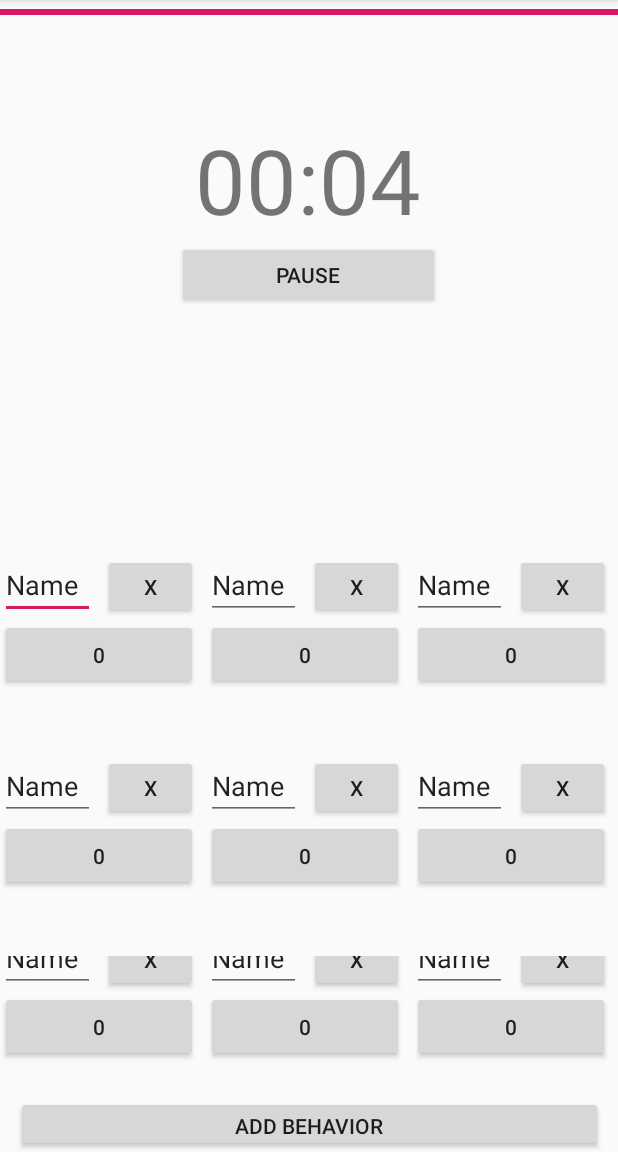
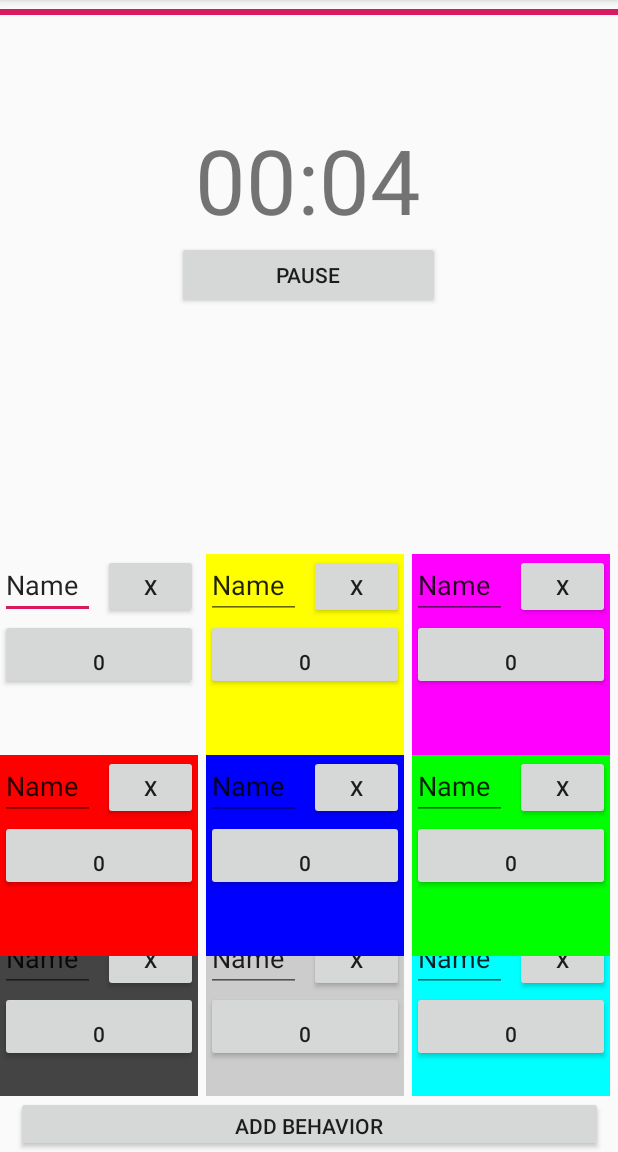
Before and after one commit to SparkDevTeams/disabilityTechRep, an Android app: the screen it shows after launch (MainActivity), after a tap on "ADD BEHAVIOR", on a phone screen of 412 x 824 dp, the part 84-1236 px from its top. Run offline under Robolectric (Android 15) with nearby library versions, the phone set to English and light mode, and no system bars; 2 other taps on this screen came first.

```diff
--- a/app/src/main/java/com/example/myapplication/MainActivity.java
+++ b/app/src/main/java/com/example/myapplication/MainActivity.java
@@ -2,8 +2,10 @@ package com.example.myapplication;
 
 import androidx.appcompat.app.AppCompatActivity;
 
+import android.app.Fragment;
 import android.app.FragmentManager;
 import android.app.FragmentTransaction;
+import android.graphics.Color;
 import android.os.Bundle;
 import android.os.CountDownTimer;
 import android.view.View;
@@ -20,6 +22,7 @@ public class MainActivity extends AppCompatActivity {
 
     int colCounter = 0;
     int rowCounter = 0;
+    int fragIdTracker = 1;
 
     @Override
     protected void onCreate(Bundle savedInstanceState) {
@@ -30,9 +33,55 @@ public class MainActivity extends AppCompatActivity {
 
 
         Button addFragButton = findViewById(R.id.addFragmentButton);
+        View frag1 = findViewById(R.id.behavior1);
+
+        View frag2 = findViewById(R.id.behavior2);
+        frag2.setBackgroundColor(Color.YELLOW);
+        //frag2.setVisibility(View.INVISIBLE);
+
+        View frag3 = findViewById(R.id.behavior3);
+        frag3.setBackgroundColor(Color.MAGENTA);
+        //frag3.setVisibility(View.INVISIBLE);
+
+        View frag4 = findViewById(R.id.behavior4);
+        frag4.setBackgroundColor(Color.RED);
+        //frag4.setVisibility(View.INVISIBLE);
+
+        View frag5 = findViewById(R.id.behavior5);
+        frag5.setBackgroundColor(Color.BLUE);
+        //frag5.setVisibility(View.INVISIBLE);
+
+        View frag6 = findViewById(R.id.behavior6);
+        frag6.setBackgroundColor(Color.GREEN);
+        //frag6.setVisibility(View.INVISIBLE);
+
+        View frag7 = findViewById(R.id.behavior7);
+        frag7.setBackgroundColor(Color.DKGRAY);
+        //frag7.setVisibility(View.INVISIBLE);
+
+        View frag8 = findViewById(R.id.behavior8);
+        frag8.setBackgroundColor(Color.LTGRAY);
+        //frag8.setVisibility(View.INVISIBLE);
+
+        View frag9 = findViewById(R.id.behavior9);
+        frag9.setBackgroundColor(Color.CYAN);
+        //frag9.setVisibility(View.INVISIBLE);
+
+        final int[] fragIds = {R.id.behavior1,R.id.behavior2,R.id.behavior3,
+                         R.id.behavior4,R.id.behavior5,R.id.behavior6,
+                         R.id.behavior7,R.id.behavior8,R.id.behavior9};
+
         addFragButton.setOnClickListener(new View.OnClickListener() {
             public void onClick(View v) {
-                FragmentManager fragmentManager= getFragmentManager();
+                if(fragIdTracker > 8){
+                    Toast.makeText(MainActivity.this, "Max behaviors reached!", Toast.LENGTH_SHORT).show();
+                } else {
+                    findViewById(fragIds[fragIdTracker]).setVisibility(View.VISIBLE);
+                    fragIdTracker++;
+                }
+
+
+                /*FragmentManager fragmentManager= getFragmentManager();
                 FragmentTransaction fragmentTransaction = fragmentManager.beginTransaction();
                 TableRow row = new TableRow(getApplicationContext());
                 row.setId(rowCounter);
@@ -45,9 +94,10 @@ public class MainActivity extends AppCompatActivity {
                     colCounter = 0;
                 } else {
                     colCounter++;
-                }
+                }*/
             }
         });
+
         //End Fragment stuff
     }
 
--- a/app/src/main/res/layout/activity_main.xml
+++ b/app/src/main/res/layout/activity_main.xml
@@ -75,7 +75,7 @@
                 android:layout_weight="1"
                 android:layout_marginRight="5dp"
                 app:layout_constraintEnd_toEndOf="parent"
-                app:layout_constraintStart_toStartOf="parent" />
+                app:layout_constraintStart_toStartOf="parent"/>
             <fragment
                 android:id="@+id/behavior5"
                 android:name="com.example.myapplication.ButtonFragment"
@@ -84,7 +84,7 @@
                 android:layout_weight="1"
                 android:layout_marginRight="5dp"
                 app:layout_constraintEnd_toEndOf="parent"
-                app:layout_constraintStart_toStartOf="parent" />
+                app:layout_constraintStart_toStartOf="parent"/>
             <fragment
                 android:id="@+id/behavior6"
                 android:name="com.example.myapplication.ButtonFragment"
@@ -93,7 +93,7 @@
                 android:layout_weight="1"
                 android:layout_marginRight="5dp"
                 app:layout_constraintEnd_toEndOf="parent"
-                app:layout_constraintStart_toStartOf="parent" />
+                app:layout_constraintStart_toStartOf="parent"/>
         </TableRow>
 
         <TableRow>
--- a/app/src/main/res/layout/fragment_behavior.xml
+++ b/app/src/main/res/layout/fragment_behavior.xml
@@ -3,7 +3,7 @@
     xmlns:app="http://schemas.android.com/apk/res-auto"
     xmlns:tools="http://schemas.android.com/tools"
     android:layout_width="match_parent"
-    android:layout_height="match_parent"
+    android:layout_height="300dp"
     tools:context=".MainActivity">
 
     <Button
@@ -12,6 +12,8 @@
         android:layout_height="47dp"
         android:text="Counter"
         android:layout_weight="1"
+        android:layout_marginBottom="0dp"
+        android:paddingBottom="0dp"
         app:layout_constraintBottom_toBottomOf="parent"
         app:layout_constraintEnd_toEndOf="parent"
         app:layout_constraintStart_toStartOf="parent"
--- a/app/src/main/res/layout/timer_fragment_layout.xml
+++ b/app/src/main/res/layout/timer_fragment_layout.xml
@@ -60,9 +60,9 @@
         android:id="@+id/edit_text_input"
         android:layout_width="82dp"
         android:layout_height="42dp"
-        android:hint="Minutes"
-        android:inputType="number"
-        android:maxLength="4"
+        android:hint="MM:SS"
+        android:inputType="time"
+        android:maxLength="5"
         app:layout_constraintBottom_toTopOf="@+id/text_view_countdown"
         app:layout_constraintStart_toStartOf="@+id/text_view_countdown" />
 
```
Also changed, not shown: app/src/main/java/com/example/myapplication/TimerFragment.java (+22 -2 lines), 1 other file.
